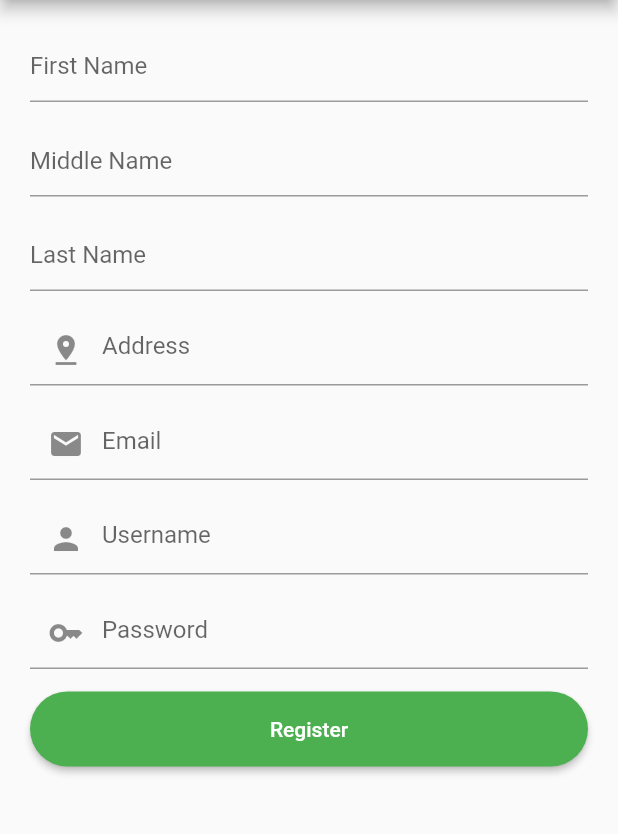
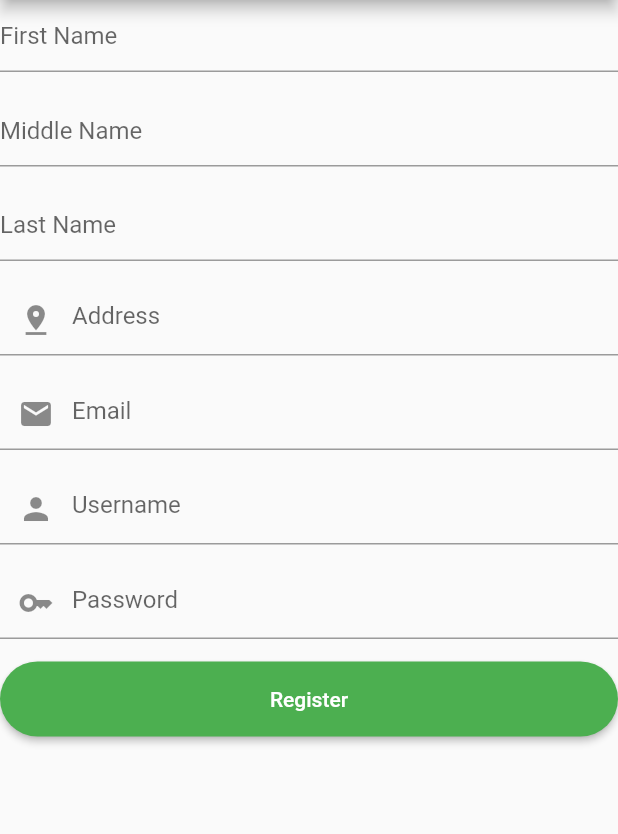
Before and after one commit to gel97/flutter_registration, a Flutter app: the RegistrationView screen opened directly, on a phone screen of 412 x 824 dp, the part 84-918 px from its top. Run offline on Flutter 3.47's test engine with Material 2 defaults, Android fonts, the phone set to English and light mode, and no system bars; our stand-ins replace dio, flutter_spinkit; missing offline and left inert: dart:js.

```diff
--- a/lib/main.dart
+++ b/lib/main.dart
@@ -1,4 +1,5 @@
 import 'package:flutter/material.dart';
+import 'package:sample/provider/bloc/registration_bloc.dart';
 import 'package:sample/provider/bloc/test_bloc.dart';
 import 'package:sample/provider/bloc_provider.dart';
 import 'package:sample/view/home_view.dart';
@@ -15,6 +16,7 @@ class MyApp extends StatelessWidget {
   @override
   Widget build(BuildContext context) {
     return BlocProvider(
+      registrationBloc: RegistrationBloc(),
       testBloc: TestBloc(),
       child: MaterialApp(
         debugShowCheckedModeBanner: false,
@@ -22,7 +24,7 @@ class MyApp extends StatelessWidget {
         theme: ThemeData(
           primarySwatch: Colors.blue,
         ),
-        home: HomeView(),
+        home: LoginView(),
       ),
     );
   }
--- /dev/null
+++ b/lib/provider/bloc/registration_bloc.dart
@@ -0,0 +1,28 @@
+import 'package:flutter/cupertino.dart';
+import 'package:sample/services/api_registration.dart';
+
+import '../../model/dto_credentials.dart';
+
+class RegistrationBloc {
+  ApiRegistration _apiRegistration = ApiRegistration();
+  final TextEditingController fnameCtrlr = TextEditingController();
+  final TextEditingController mnameCtrlr = TextEditingController();
+  final TextEditingController lnameCtrlr = TextEditingController();
+  final TextEditingController addressCtrlr = TextEditingController();
+  final TextEditingController emailtrlr = TextEditingController();
+  final TextEditingController usernameCtrlr = TextEditingController();
+  final TextEditingController passwordCtrlr = TextEditingController();
+
+  Future<String> register() async {
+    DtoCredentials _dto = DtoCredentials(
+        fname: fnameCtrlr.text,
+        mname: mnameCtrlr.text,
+        lname: lnameCtrlr.text,
+        address: addressCtrlr.text,
+        email: emailtrlr.text,
+        usermame: usernameCtrlr.text,
+        password: passwordCtrlr.text);
+
+    return await _apiRegistration.register(_dto);
+  }
+}
--- a/lib/provider/bloc_provider.dart
+++ b/lib/provider/bloc_provider.dart
@@ -1,13 +1,18 @@
 import 'dart:js';
 
 import 'package:flutter/cupertino.dart';
+import 'package:sample/provider/bloc/registration_bloc.dart';
 
 import 'bloc/test_bloc.dart';
 
 class BlocProvider extends InheritedWidget {
   final TestBloc testBloc;
-
-  const BlocProvider({required this.testBloc, required Widget child, Key? key})
+  final RegistrationBloc registrationBloc;
+  const BlocProvider(
+      {required this.testBloc,
+      required this.registrationBloc,
+      required Widget child,
+      Key? key})
       : super(child: child, key: key);
 
   static BlocProvider? of(BuildContext context) =>
--- a/lib/view/registration_view.dart
+++ b/lib/view/registration_view.dart
@@ -5,48 +5,24 @@ import 'package:sample/components/app_textfield.dart';
 import 'package:sample/model/dto_credentials.dart';
 import 'package:flutter_spinkit/flutter_spinkit.dart';
 
+import '../provider/bloc_provider.dart';
 import '../services/api_registration.dart';
 
-class RegistrationView extends StatefulWidget {
+class RegistrationView extends StatelessWidget {
   const RegistrationView({Key? key}) : super(key: key);
 
   @override
-  State<RegistrationView> createState() => _RegistrationViewState();
-}
-
-class _RegistrationViewState extends State<RegistrationView> {
-  ApiRegistration apiReg = ApiRegistration();
-
-  final TextEditingController fnameCtrlr = TextEditingController();
-  final TextEditingController mnameCtrlr = TextEditingController();
-  final TextEditingController lnameCtrlr = TextEditingController();
-  final TextEditingController addressCtrlr = TextEditingController();
-  final TextEditingController emailtrlr = TextEditingController();
-  final TextEditingController usernameCtrlr = TextEditingController();
-  final TextEditingController passwordCtrlr = TextEditingController();
-
-  bool? isLoading;
-  @override
-  void initState() {
-    isLoading = false;
-    super.initState();
-  }
-
-  @override
   Widget build(BuildContext context) {
+    final regBloc = BlocProvider.of(context)!.registrationBloc;
     return Scaffold(
         appBar: AppBar(
           title: Text("Registration"),
         ),
-      body: Stack(
-        children: [
-          Padding(
-            padding: const EdgeInsets.all(20),
-            child: SingleChildScrollView(
+        body: SingleChildScrollView(
           child: Column(
             children: [
               AppTextField(
-                    controller: fnameCtrlr,
+                controller: regBloc.fnameCtrlr,
                 hintText: 'First Name',
                 obscureText: false,
               ),
@@ -54,7 +30,7 @@ class _RegistrationViewState extends State<RegistrationView> {
                 height: 15,
               ),
               AppTextField(
-                    controller: mnameCtrlr,
+                controller: regBloc.mnameCtrlr,
                 hintText: 'Middle Name',
                 obscureText: false,
               ),
@@ -62,7 +38,7 @@ class _RegistrationViewState extends State<RegistrationView> {
                 height: 15,
               ),
               AppTextField(
-                    controller: lnameCtrlr,
+                controller: regBloc.lnameCtrlr,
                 hintText: 'Last Name',
                 obscureText: false,
               ),
@@ -70,7 +46,7 @@ class _RegistrationViewState extends State<RegistrationView> {
                 height: 15,
               ),
               AppTextField(
-                    controller: addressCtrlr,
+                controller: regBloc.addressCtrlr,
                 hintText: 'Address',
                 obscureText: false,
                 myIcon: Icon(Icons.pin_drop),
@@ -79,7 +55,7 @@ class _RegistrationViewState extends State<RegistrationView> {
                 height: 15,
               ),
               AppTextField(
-                    controller: emailtrlr,
+                controller: regBloc.emailtrlr,
                 hintText: 'Email',
                 obscureText: false,
                 myIcon: Icon(Icons.email),
@@ -88,7 +64,7 @@ class _RegistrationViewState extends State<RegistrationView> {
                 height: 15,
               ),
               AppTextField(
-                    controller: usernameCtrlr,
+                controller: regBloc.usernameCtrlr,
                 hintText: 'Username',
                 obscureText: false,
                 myIcon: Icon(Icons.person),
@@ -97,7 +73,7 @@ class _RegistrationViewState extends State<RegistrationView> {
                 height: 15,
               ),
               AppTextField(
-                    controller: passwordCtrlr,
+                controller: regBloc.passwordCtrlr,
                 hintText: 'Password',
                 myIcon: Icon(Icons.key),
                 obscureText: true,
@@ -108,54 +84,173 @@ class _RegistrationViewState extends State<RegistrationView> {
               AppButton(
                   title: "Register",
                   onpressed: () async {
-                        print("Waiting");
-                        setState(() {
-                          isLoading = true;
-                        });
-
-                        await Future.delayed(Duration(seconds: 5));
-                        setState(() {
-                          isLoading = false;
-                        });
-                        DtoCredentials _dto = DtoCredentials(
-                            fname: fnameCtrlr.text,
-                            mname: mnameCtrlr.text,
-                            lname: lnameCtrlr.text,
-                            address: addressCtrlr.text,
-                            email: emailtrlr.text,
-                            usermame: usernameCtrlr.text,
-                            password: passwordCtrlr.text);
-
-                        await apiReg.register(_dto).then((value) {
-                          print(value.toString());
-                        }, onError: (error) {
-                          print(error.toString());
-                        });
-                      })
+                    showDialog(
+                        context: context,
+                        builder: (context) => Dialog(
+                              child: FutureBuilder(
+                                  future: regBloc.register(),
+                                  builder: (context, snapshot) {
+                                    if (snapshot.hasData) {
+                                      return Text("OK");
+                                    } else if (snapshot.hasError) {
+                                      return Text(snapshot.hasError.toString());
+                                    } else {
+                                      return SingleChildScrollView(
+                                        child: CircularProgressIndicator(),
+                                      );
+                                    }
+                                  }),
+                            ));
+                  }),
             ],
           ),
-            ),
-          ),
-          isLoading!
-              ? Container(
-                  height: double.infinity,
-                  width: double.infinity,
-                  color: Colors.black45,
-                  child: Center(
-                    child: SpinKitFadingCircle(
-                      itemBuilder: (BuildContext context, int index) {
-                        return DecoratedBox(
-                          decoration: BoxDecoration(
-                            color: index.isEven ? Colors.red : Colors.green,
-                          ),
-                        );
-                      },
-                    ),
-                  ),
-                )
-              : SizedBox(),
-        ],
-      ),
-    );
+        ));
   }
 }
+
+// class RegistrationView extends StatefulWidget {
+//   const RegistrationView({Key? key}) : super(key: key);
+
+//   @override
+//   State<RegistrationView> createState() => _RegistrationViewState();
+// }
+
+// class _RegistrationViewState extends State<RegistrationView> {
+//   ApiRegistration apiReg = ApiRegistration();
+
+
+
+//   bool? isLoading;
+//   @override
+//   void initState() {
+//     isLoading = false;
+//     super.initState();
+//   }
+
+//   @override
+//   Widget build(BuildContext context) {
+//     return Scaffold(
+//       appBar: AppBar(
+//         title: Text("Registration"),
+//       ),
+//       body: Stack(
+//         children: [
+//           Padding(
+//             padding: const EdgeInsets.all(20),
+//             child: SingleChildScrollView(
+//               child: Column(
+//                 children: [
+//                   AppTextField(
+//                     controller: fnameCtrlr,
+//                     hintText: 'First Name',
+//                     obscureText: false,
+//                   ),
+//                   SizedBox(
+//                     height: 15,
+//                   ),
+//                   AppTextField(
+//                     controller: mnameCtrlr,
+//                     hintText: 'Middle Name',
+//                     obscureText: false,
+//                   ),
+//                   SizedBox(
+//                     height: 15,
+//                   ),
+//                   AppTextField(
+//                     controller: lnameCtrlr,
+//                     hintText: 'Last Name',
+//                     obscureText: false,
+//                   ),
+//                   SizedBox(
+//                     height: 15,
+//                   ),
+//                   AppTextField(
+//                     controller: addressCtrlr,
+//                     hintText: 'Address',
+//                     obscureText: false,
+//                     myIcon: Icon(Icons.pin_drop),
+//                   ),
+//                   SizedBox(
+//                     height: 15,
+//                   ),
+//                   AppTextField(
+//                     controller: emailtrlr,
+//                     hintText: 'Email',
+//                     obscureText: false,
+//                     myIcon: Icon(Icons.email),
+//                   ),
+//                   SizedBox(
+//                     height: 15,
+//                   ),
+//                   AppTextField(
+//                     controller: usernameCtrlr,
+//                     hintText: 'Username',
+//                     obscureText: false,
+//                     myIcon: Icon(Icons.person),
+//                   ),
+//                   SizedBox(
+//                     height: 15,
+//                   ),
+//                   AppTextField(
+//                     controller: passwordCtrlr,
+//                     hintText: 'Password',
+//                     myIcon: Icon(Icons.key),
+//                     obscureText: true,
+//                   ),
+//                   SizedBox(
+//                     height: 15,
+//                   ),
+//                   AppButton(
+//                       title: "Register",
+//                       onpressed: () async {
+//                         print("Waiting");
+//                         setState(() {
+//                           isLoading = true;
+//                         });
+
+//                         await Future.delayed(Duration(seconds: 5));
+//                         setState(() {
+//                           isLoading = false;
+//                         });
+//                         // DtoCredentials _dto = DtoCredentials(
+//                         //     fname: fnameCtrlr.text,
+//                         //     mname: mnameCtrlr.text,
+//                         //     lname: lnameCtrlr.text,
+//                         //     address: addressCtrlr.text,
+//                         //     email: emailtrlr.text,
+//                         //     usermame: usernameCtrlr.text,
+//                         //     password: passwordCtrlr.text);
+
+//                         // await apiReg.register(_dto).then((value) {
+//                         //   print(value.toString());
+//                         // }, onError: (error) {
+//                         //   print(error.toString());
+//                         // });
+//                       })
+//                 ],
+//               ),
+//             ),
+//           ),
+//           isLoading!
+//               ? Container(
+//                   height: double.infinity,
+//                   width: double.infinity,
+//                   color: Colors.black45,
+//                   child: Center(
+//                     child: SpinKitFadingCircle(
+//                       itemBuilder: (BuildContext context, int index) {
+//                         return DecoratedBox(
+//                           decoration: BoxDecoration(
+//                             color: index.isEven ? Colors.red : Colors.green,
+//                           ),
+//                         );
+//                       },
+//                     ),
+//                   ),
+//                 )
+//               : SizedBox(),
+//         ],
+//       ),
+//     );
+//   }
+// }
```
Lines whose indentation alone changed are shown as unchanged.
